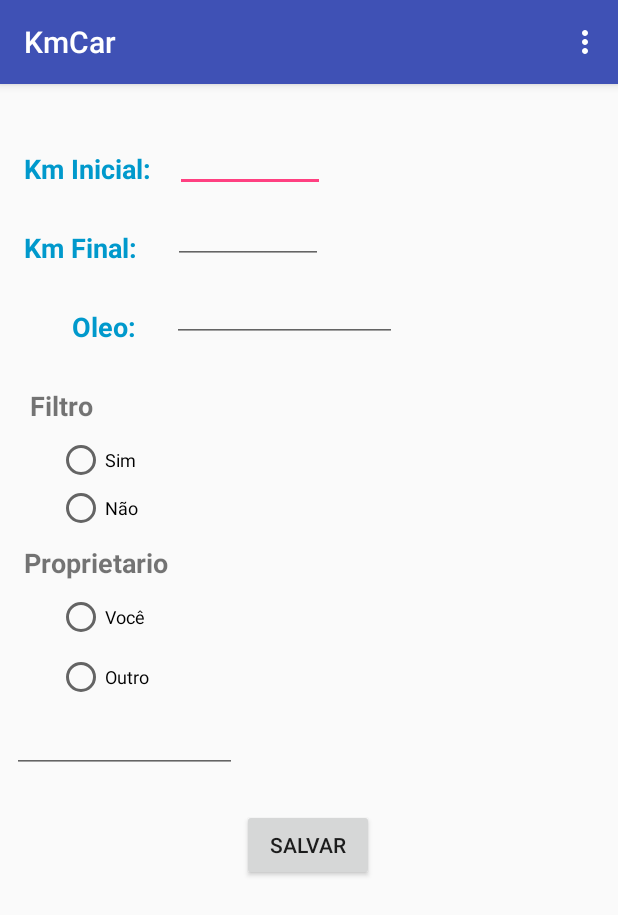
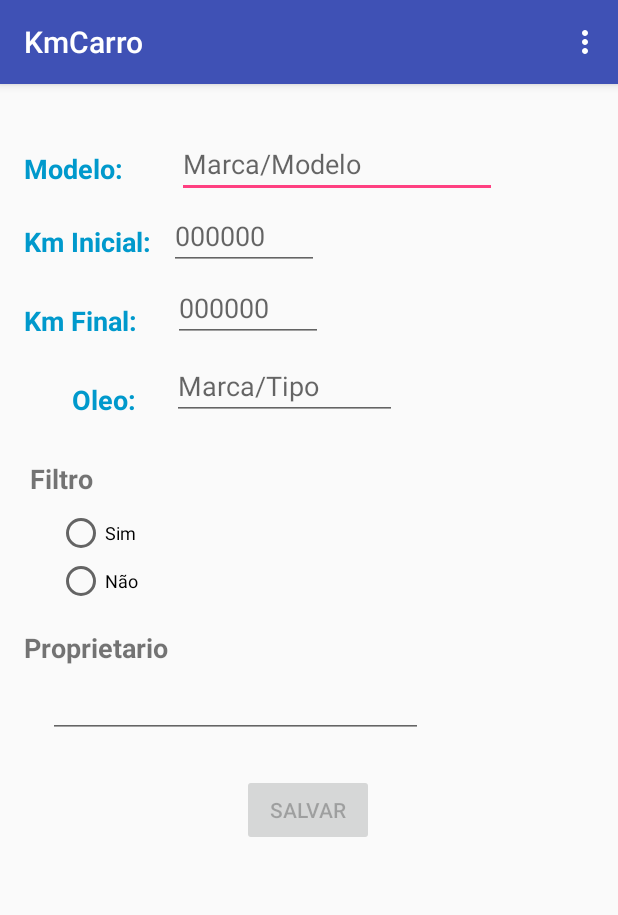
Before and after one commit to RenatoCC/meusprojetos, an Android app: the screen it shows after launch (MainActivity), on a phone screen of 412 x 824 dp. Shown: the top 915 px of the screen. Run offline under Robolectric (Android 15) with nearby library versions, the phone set to English and light mode, and no system bars.

Commit message:
App pronto, se precisar so mudar visual

```diff
--- a/KmCar/app/src/main/AndroidManifest.xml
+++ b/KmCar/app/src/main/AndroidManifest.xml
@@ -19,7 +19,9 @@
             </intent-filter>
         </activity>
             <activity
-                android:name=".MainActivity2">
+                android:name=".MainActivity2"
+                android:windowSoftInputMode="stateHidden">
+
             </activity>
     </application>
 
--- a/KmCar/app/src/main/java/br/com/renato/kmcar/MainActivity.java
+++ b/KmCar/app/src/main/java/br/com/renato/kmcar/MainActivity.java
@@ -3,6 +3,8 @@ package br.com.renato.kmcar;
 import android.content.Intent;
 import android.support.v7.app.AppCompatActivity;
 import android.os.Bundle;
+import android.text.Editable;
+import android.text.TextWatcher;
 import android.view.Menu;
 import android.view.MenuItem;
 import android.view.View;
@@ -15,12 +17,13 @@ import android.widget.Toast;
 public class MainActivity extends AppCompatActivity implements View.OnClickListener{
 
     private Button btn_salvar;
-    private TextView txt_km_inicio, txt_km_final, txt_oleo, txt_filtro;
-    private EditText edt_km_1, edt_km_2, edt_oleo, edt_outro;
-    private RadioButton rb_outro, rb_voce, rb_sim, rb_nao;
+    private TextView txt_km_inicio, txt_km_final, txt_oleo, txt_filtro,txt_modelo;
+    private EditText edt_km_1, edt_km_2, edt_oleo, edt_proprietario,edt_modelo;
+    private RadioButton rb_sim, rb_nao;
+
 
     int km_inicial, km_final;
-    String nome_proprietario, nome_oleo, filtro_trocado;
+    String nome_proprietario, nome_oleo, filtro_trocado,modelo;
 
     Database db = new Database(this);
 
@@ -29,23 +32,20 @@ public class MainActivity extends AppCompatActivity implements View.OnClickListe
         super.onCreate(savedInstanceState);
         setContentView(R.layout.activity_main);
 
-       // Log.i("Programador_Renato", "Ciclo de vida - omCreate");
-
-
-        btn_salvar =  findViewById(R.id.btn_salvar);
-        txt_filtro =  findViewById(R.id.txt_filtro);
-        txt_km_final =  findViewById(R.id.txt_km_final);
-        txt_km_inicio =  findViewById(R.id.txt_km_inicio);
+        btn_salvar = findViewById(R.id.btn_salvar);
+        txt_filtro = findViewById(R.id.txt_filtro);
+        txt_km_final = findViewById(R.id.txt_km_final);
+        txt_km_inicio = findViewById(R.id.txt_km_inicio);
         txt_oleo = findViewById(R.id.txt_oleo);
+        txt_modelo = findViewById(R.id.txt_modelo);
 
         edt_km_1 = findViewById(R.id.edt_km_1);
         edt_km_2 = findViewById(R.id.edt_km_2);
         edt_oleo = findViewById(R.id.edt_oleo);
-        edt_outro = findViewById(R.id.edt_outro);
+        edt_proprietario = findViewById(R.id.edt_proprietario);
+        edt_modelo = findViewById(R.id.edt_modelo);
         rb_nao = findViewById(R.id.rb_nao);
-        rb_outro = findViewById(R.id.rb_outro);
         rb_sim = findViewById(R.id.rb_sim);
-        rb_voce = findViewById(R.id.rb_voce);
 
         btn_salvar.setOnClickListener(new View.OnClickListener() {
             @Override
@@ -54,10 +54,35 @@ public class MainActivity extends AppCompatActivity implements View.OnClickListe
                 LimpaCampos();
             }
         });
+
+        edt_oleo.addTextChangedListener(valida);
+        edt_proprietario.addTextChangedListener(valida);
     }
+
+    private TextWatcher valida = new TextWatcher() {
+    @Override
+    public void beforeTextChanged(CharSequence s, int start, int count, int after) {
+
+    }
+    @Override
+    public void onTextChanged(CharSequence s, int start, int before, int count) {
+
+        nome_oleo = edt_oleo.getText().toString().trim();
+        nome_proprietario = edt_proprietario.getText().toString().trim();
+
+        btn_salvar.setEnabled(!nome_oleo.isEmpty() && !nome_oleo.isEmpty());
+
+    }
+
+    @Override
+    public void afterTextChanged(Editable s) {
+
+         }
+    };
 
     void SalvaDados() {
 
+        modelo = edt_modelo.getText().toString();
         km_inicial = Integer.parseInt(edt_km_1.getText().toString());
         km_final = Integer.parseInt(edt_km_2.getText().toString());
         nome_oleo = edt_oleo.getText().toString();
@@ -68,24 +93,18 @@ public class MainActivity extends AppCompatActivity implements View.OnClickListe
             if (rb_nao.isChecked()) {
                 filtro_trocado = "Não";
             }
-            if (rb_voce.isChecked()) {
-                nome_proprietario = "Você";
-            }else
-                if (rb_outro.isChecked()) {
-                nome_proprietario = edt_outro.getText().toString();
-            }
+                nome_proprietario = edt_proprietario.getText().toString();
 
-            db.AddDados(new Dados(km_inicial,km_final,nome_oleo,filtro_trocado,nome_proprietario));
+            db.AddDados(new Dados(km_inicial,km_final,nome_oleo,filtro_trocado,nome_proprietario,modelo));
             Toast.makeText(MainActivity.this, "Cadastrado", Toast.LENGTH_LONG).show();
         }
 
     void LimpaCampos() {
-        edt_outro.setText("");
+        edt_proprietario.setText("");
         edt_oleo.setText("");
+        edt_modelo.setText("");
         edt_km_2.setText("");
         edt_km_1.setText("");
-        rb_outro.setChecked(false);
-        rb_voce.setChecked(false);
         rb_sim.setChecked(false);
         rb_nao.setChecked(false);
     }
@@ -100,7 +119,7 @@ public class MainActivity extends AppCompatActivity implements View.OnClickListe
     public boolean onOptionsItemSelected(MenuItem item) {
         int id = item.getItemId();
 
-        if (id == R.id.Dados) {
+        if (id == R.id.Cadastro) {
             ChamaTela();
         }
         if (id == R.id.sair) {
--- a/KmCar/app/src/main/res/layout/activity_main.xml
+++ b/KmCar/app/src/main/res/layout/activity_main.xml
@@ -7,13 +7,12 @@
     tools:context="br.com.renato.kmcar.MainActivity">
 
     <TextView
-        android:id="@+id/txt_km_inicio"
+        android:id="@+id/txt_modelo"
         android:layout_width="wrap_content"
         android:layout_height="wrap_content"
         android:layout_marginStart="16dp"
         android:layout_marginTop="44dp"
-        android:layout_weight="0"
-        android:text="@string/txt_km_inicio"
+        android:text="@string/txt_modelo"
         android:textColor="@android:color/holo_blue_dark"
         android:textSize="18sp"
         android:textStyle="bold"
@@ -21,16 +20,44 @@
         app:layout_constraintTop_toTopOf="parent" />
 
     <EditText
+        android:id="@+id/edt_modelo"
+        android:layout_width="wrap_content"
+        android:layout_height="40dp"
+        android:layout_marginStart="36dp"
+        android:layout_marginTop="36dp"
+        android:ems="10"
+        android:hint="Marca/Modelo"
+        android:inputType="textPersonName"
+        android:text="@string/edt_modelo"
+        app:layout_constraintStart_toEndOf="@+id/txt_modelo"
+        app:layout_constraintTop_toTopOf="parent" />
+
+    <TextView
+        android:id="@+id/txt_km_inicio"
+        android:layout_width="wrap_content"
+        android:layout_height="wrap_content"
+        android:layout_marginStart="16dp"
+        android:layout_marginTop="24dp"
+        android:layout_weight="0"
+        android:text="@string/txt_km_inicio"
+        android:textColor="@android:color/holo_blue_dark"
+        android:textSize="18sp"
+        android:textStyle="bold"
+        app:layout_constraintStart_toStartOf="parent"
+        app:layout_constraintTop_toBottomOf="@+id/txt_modelo" />
+
+    <EditText
         android:id="@+id/edt_km_1"
         android:layout_width="100dp"
         android:layout_height="40dp"
-        android:layout_marginStart="16dp"
-        android:layout_marginTop="32dp"
+        android:layout_marginStart="12dp"
+        android:layout_marginTop="8dp"
         android:layout_weight="0"
         android:ems="10"
+        android:hint="000000"
         android:inputType="number"
         app:layout_constraintStart_toEndOf="@+id/txt_km_inicio"
-        app:layout_constraintTop_toTopOf="parent" />
+        app:layout_constraintTop_toBottomOf="@+id/edt_modelo" />
 
     <TextView
         android:id="@+id/txt_km_final"
@@ -52,6 +79,7 @@
         android:layout_marginStart="24dp"
         android:layout_marginTop="8dp"
         android:ems="10"
+        android:hint="000000"
         android:inputType="number"
         app:layout_constraintStart_toEndOf="@+id/txt_km_final"
         app:layout_constraintTop_toBottomOf="@+id/edt_km_1" />
@@ -76,29 +104,30 @@
         android:layout_marginStart="24dp"
         android:layout_marginTop="12dp"
         android:ems="10"
+        android:hint="Marca/Tipo"
         android:inputType="textPersonName"
         android:text="@string/edt_oleo"
         app:layout_constraintStart_toEndOf="@+id/txt_oleo"
         app:layout_constraintTop_toBottomOf="@+id/edt_km_2" />
 
     <EditText
-        android:id="@+id/edt_outro"
-        android:layout_width="150dp"
+        android:id="@+id/edt_proprietario"
+        android:layout_width="250dp"
         android:layout_height="40dp"
-        android:layout_marginStart="8dp"
+        android:layout_marginStart="32dp"
         android:layout_marginTop="8dp"
         android:ems="10"
         android:inputType="textPersonName"
         android:text=""
         app:layout_constraintStart_toStartOf="parent"
-        app:layout_constraintTop_toBottomOf="@+id/radioGroup" />
+        app:layout_constraintTop_toBottomOf="@+id/txt_carro" />
 
     <TextView
         android:id="@+id/txt_carro"
         android:layout_width="wrap_content"
         android:layout_height="wrap_content"
         android:layout_marginStart="16dp"
-        android:layout_marginTop="8dp"
+        android:layout_marginTop="16dp"
         android:text="@string/txt_dono"
         android:textSize="18sp"
         android:textStyle="bold"
@@ -112,11 +141,12 @@
         android:layout_marginEnd="8dp"
         android:layout_marginStart="8dp"
         android:layout_marginTop="24dp"
+        android:enabled="false"
         android:text="@string/btn_salvar"
         app:layout_constraintEnd_toEndOf="parent"
         app:layout_constraintHorizontal_bias="0.498"
         app:layout_constraintStart_toStartOf="parent"
-        app:layout_constraintTop_toBottomOf="@+id/edt_outro" />
+        app:layout_constraintTop_toBottomOf="@+id/edt_proprietario" />
 
     <TextView
         android:id="@+id/txt_filtro"
@@ -162,39 +192,4 @@
             tools:layout_editor_absoluteX="76dp" />
     </RadioGroup>
 
-    <RadioGroup
-        android:id="@+id/radioGroup"
-        android:layout_width="150dp"
-        android:layout_height="wrap_content"
-        android:layout_marginStart="8dp"
-        android:layout_marginTop="8dp"
-        app:layout_constraintStart_toStartOf="parent"
-        app:layout_constraintTop_toBottomOf="@+id/txt_carro">
-
-        <RadioButton
-            android:id="@+id/rb_voce"
-            style="@style/rb_voce"
-            android:layout_width="wrap_content"
-            android:layout_height="wrap_content"
-            android:layout_marginLeft="30dp"
-            android:layout_weight="1"
-            android:text="@string/rb_voce"
-            android:textSize="12sp"
-            tools:layout_editor_absoluteX="16dp"
-            tools:layout_editor_absoluteY="337dp" />
-
-        <RadioButton
-            android:id="@+id/rb_outro"
-            android:layout_width="wrap_content"
-            android:layout_height="wrap_content"
-            android:layout_marginLeft="30dp"
-            android:layout_marginTop="8dp"
-            android:layout_weight="1"
-            android:text="@string/rb_outro"
-            android:textSize="12sp"
-            app:layout_constraintTop_toBottomOf="@+id/rb_voce"
-            tools:layout_editor_absoluteX="20dp" />
-
-    </RadioGroup>
-
 </android.support.constraint.ConstraintLayout>
--- a/KmCar/app/src/main/res/menu/menu.xml
+++ b/KmCar/app/src/main/res/menu/menu.xml
@@ -2,7 +2,7 @@
 <menu xmlns:android="http://schemas.android.com/apk/res/android">
 
     <item
-        android:id="@+id/Dados"
+        android:id="@+id/Cadastro"
         android:title="@string/id_dados" />
     <item
         android:id="@+id/sair"
--- a/KmCar/app/src/main/res/values/strings.xml
+++ b/KmCar/app/src/main/res/values/strings.xml
@@ -1,18 +1,20 @@
 <resources>
-    <string name="app_name">KmCar</string>
+    <string name="app_name">KmCarro</string>
     <string name="txt_km_inicio">Km Inicial:</string>
     <string name="txt_km_final">Km Final:</string>
     <string name="edt_oleo" />
     <string name="txt_oleo">Oleo:</string>
     <string name="txt_dono">Proprietario</string>
-    <string name="rb_voce">Você</string>
-    <string name="rb_outro">Outro</string>
     <string name="btn_salvar">Salvar</string>
     <string name="txt_filtro">Filtro</string>
     <string name="rb_sim">Sim</string>
     <string name="rb_nao">Não</string>
-    <string name="edt_outro" />
+    <string name="edt_proprietario" />
     <string name="id_sair">Sair</string>
-    <string name="id_dados">Dados</string>
+    <string name="id_dados">Cadastro</string>
     <string name="btn_mostrar">Carros</string>
+    <string name="txt_modelo">Modelo:</string>
+    <string name="edt_modelo" />
+    <string name="btn_apagar">Apagar Carro</string>
+    <string name="edt_id" />
 </resources>
```
Also changed, not shown: KmCar/app/src/main/java/br/com/renato/kmcar/Dados.java (+11 -2 lines), KmCar/app/src/main/java/br/com/renato/kmcar/Database.java (+16 -6 lines), KmCar/app/src/main/java/br/com/renato/kmcar/MainActivity2.java (+64 -11 lines), KmCar/app/src/main/res/layout/layout_dados.xml (+43 -8 lines).
